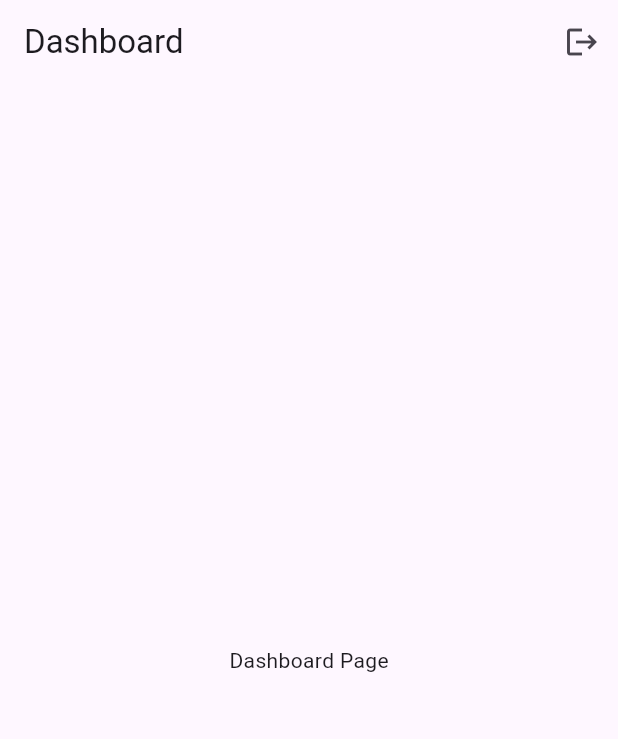
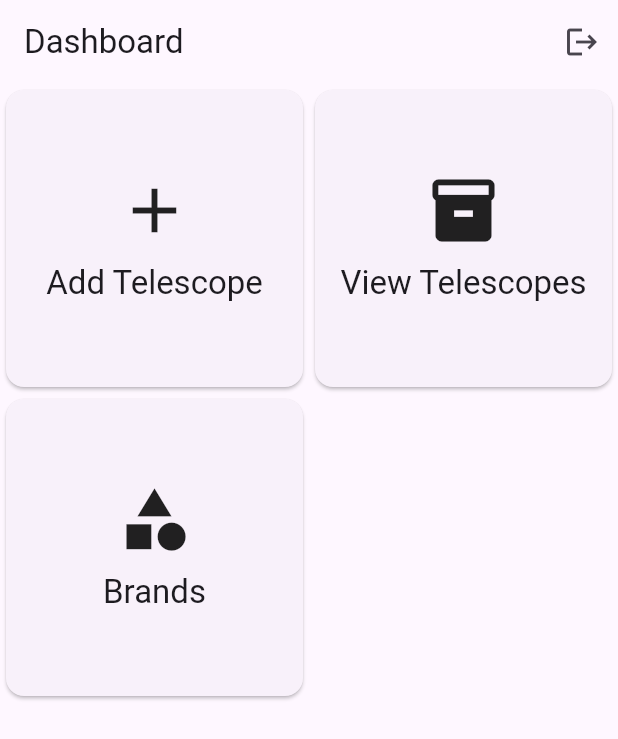
Before and after one commit to dev-logik/Telescope-Mart, a Flutter app: the DashboardPage screen opened by its route, on a phone screen of 412 x 824 dp. Shown: the top 739 px of the screen. Run offline on Flutter 3.47's test engine with Material 3 defaults, Android fonts, the phone set to English and light mode, and no system bars; our stand-ins replace cloud_firestore, firebase_auth, firebase_core, flutter_easyloading, go_router; accounts and stored records are empty.

Commit message:
feature: Added the add telescope brand feature

```diff
--- a/lib/auth/auth_service.dart
+++ b/lib/auth/auth_service.dart
@@ -1,4 +1,5 @@
 import 'package:firebase_auth/firebase_auth.dart';
+import 'package:telescope_mart/db/db_helper.dart';
 
 class AuthService {
   static final FirebaseAuth _auth = FirebaseAuth.instance;
@@ -10,10 +11,10 @@ class AuthService {
       email: email,
       password: password,
     );
-    return credential.user != null;
+    return DbHelper.isAdmin(credential.user!.uid);
   }
 
-  static Future<void> logout() async{
+  static Future<void> logout() async {
     await _auth.signOut();
   }
 }
--- /dev/null
+++ b/lib/customwidgets/dashboard_item_view.dart
@@ -0,0 +1,31 @@
+import 'package:flutter/material.dart';
+import 'package:telescope_mart/models/dashboard_model.dart';
+
+class DashboardItemView extends StatelessWidget {
+  final DashboardModel model;
+  final ValueSetter<String> onPress;
+  const DashboardItemView({
+    super.key,
+    required this.model,
+    required this.onPress,
+  });
+
+  @override
+  Widget build(BuildContext context) {
+    return InkWell(
+      onTap: () => onPress(model.routeName),
+      child: Card(
+        child: Center(
+          child: Column(
+            mainAxisAlignment: .center,
+            children: [
+              Icon(model.icon, size: 50),
+              const SizedBox(height: 10),
+              Text(model.title, style: Theme.of(context).textTheme.titleLarge),
+            ],
+          ),
+        ),
+      ),
+    );
+  }
+}
--- /dev/null
+++ b/lib/db/db_helper.dart
@@ -0,0 +1,21 @@
+import 'package:cloud_firestore/cloud_firestore.dart';
+import 'package:telescope_mart/models/brand.dart';
+
+class DbHelper {
+  static final FirebaseFirestore _db = FirebaseFirestore.instance;
+  static const String collectionAdmin = 'Admins';
+
+  static Future<bool> isAdmin(String uid) async {
+    final snapshot = await _db.collection(collectionAdmin).doc(uid).get();
+    return snapshot.exists;
+  }
+
+  static Future<void> addBrand(Brand brand) {
+    final doc = _db.collection(collectionBrand).doc();
+    brand.id = doc.id;
+    return doc.set(brand.toMap());
+  }
+
+  static Stream<QuerySnapshot<Map<String, dynamic>>> getAllBrands() =>
+      _db.collection(collectionBrand).snapshots();
+}
--- a/lib/main.dart
+++ b/lib/main.dart
@@ -4,15 +4,27 @@ import 'package:firebase_core/firebase_core.dart';
 import 'package:flutter/material.dart';
 import 'package:flutter_easyloading/flutter_easyloading.dart';
 import 'package:go_router/go_router.dart';
+import 'package:provider/provider.dart';
 import 'package:telescope_mart/auth/auth_service.dart';
 import 'package:telescope_mart/firebase_options.dart';
+import 'package:telescope_mart/pages/add_telescope_page.dart';
+import 'package:telescope_mart/pages/brand_page.dart';
 import 'package:telescope_mart/pages/dashboard_page.dart';
 import 'package:telescope_mart/pages/login_page.dart';
+import 'package:telescope_mart/pages/view_telescope_page.dart';
+import 'package:telescope_mart/providers/telescope_provider.dart';
 
 void main() async {
   WidgetsFlutterBinding.ensureInitialized();
   await Firebase.initializeApp(options: DefaultFirebaseOptions.currentPlatform);
-  runApp(MyApp());
+  runApp(
+    MultiProvider(
+      providers: [
+        ChangeNotifierProvider(create: (context) => TelescopeProvider()),
+      ],
+      child: MyApp(),
+    ),
+  );
 }
 
 class MyApp extends StatelessWidget {
@@ -37,6 +49,23 @@ class MyApp extends StatelessWidget {
         path: DashboardPage.routeName,
         name: DashboardPage.routeName,
         builder: (context, state) => const DashboardPage(),
+        routes: [
+          GoRoute(
+            path: ViewTelescopePage.routeName,
+            name: ViewTelescopePage.routeName,
+            builder: (context, state) => ViewTelescopePage(),
+          ),
+          GoRoute(
+            path: AddTelescopePage.routeName,
+            name: AddTelescopePage.routeName,
+            builder: (context, state) => AddTelescopePage(),
+          ),
+          GoRoute(
+            path: BrandPage.routeName,
+            name: BrandPage.routeName,
+            builder: (context, state) => BrandPage(),
+          ),
+        ],
       ),
       GoRoute(
         path: LoginPage.routeName,
--- /dev/null
+++ b/lib/models/brand.dart
@@ -0,0 +1,18 @@
+import 'package:flutter/foundation.dart';
+
+const String collectionBrand = "Brands";
+const String brandFieldId = "id";
+const String brandFieldName = "name";
+
+class Brand {
+  String? id;
+  String name;
+  Brand({this.id, required this.name});
+
+  Map<String, dynamic> toMap() {
+    return <String, dynamic>{brandFieldId: id, brandFieldName: name};
+  }
+
+  factory Brand.fromMap(Map<String, dynamic> json) =>
+      Brand(name: json[brandFieldName], id: json[brandFieldId]);
+}
--- /dev/null
+++ b/lib/models/dashboard_model.dart
@@ -0,0 +1,34 @@
+import 'package:flutter/material.dart';
+import 'package:telescope_mart/pages/add_telescope_page.dart';
+import 'package:telescope_mart/pages/brand_page.dart';
+import 'package:telescope_mart/pages/view_telescope_page.dart';
+
+class DashboardModel {
+  final String routeName;
+  final IconData icon;
+  final String title;
+
+  DashboardModel({
+    required this.routeName,
+    required this.icon,
+    required this.title,
+  });
+}
+
+List<DashboardModel> dashboardModels = [
+  DashboardModel(
+    title: "Add Telescope",
+    icon: Icons.add,
+    routeName: AddTelescopePage.routeName,
+  ),
+  DashboardModel(
+    title: "View Telescopes",
+    icon: Icons.inventory,
+    routeName: ViewTelescopePage.routeName,
+  ),
+  DashboardModel(
+    title: "Brands",
+    icon: Icons.category,
+    routeName: BrandPage.routeName,
+  ),
+];
--- a/lib/pages/dashboard_page.dart
+++ b/lib/pages/dashboard_page.dart
@@ -1,7 +1,11 @@
 import 'package:flutter/material.dart';
 import 'package:go_router/go_router.dart';
+import 'package:provider/provider.dart';
 import 'package:telescope_mart/auth/auth_service.dart';
+import 'package:telescope_mart/customwidgets/dashboard_item_view.dart';
+import 'package:telescope_mart/models/dashboard_model.dart';
 import 'package:telescope_mart/pages/login_page.dart';
+import 'package:telescope_mart/providers/telescope_provider.dart';
 
 class DashboardPage extends StatefulWidget {
   static const String routeName = '/';
@@ -13,13 +17,33 @@ class DashboardPage extends StatefulWidget {
 
 class _DashboardPageState extends State<DashboardPage> {
   @override
+  void didChangeDependencies() {
+    Provider.of<TelescopeProvider>(context, listen: false).getAllBrand();
+    super.didChangeDependencies();
+  }
+
+  @override
   Widget build(BuildContext context) {
     return Scaffold(
       appBar: AppBar(
         title: Text("Dashboard"),
         actions: [IconButton(onPressed: _onLogOut, icon: Icon(Icons.logout))],
       ),
-      body: Center(child: Text("Dashboard Page")),
+      body: GridView.builder(
+        gridDelegate: SliverGridDelegateWithFixedCrossAxisCount(
+          crossAxisCount: 2,
+        ),
+        itemCount: dashboardModels.length,
+        itemBuilder: (context, index) {
+          final model = dashboardModels[index];
+          return DashboardItemView(
+            model: model,
+            onPress: (value) {
+              context.goNamed(model.routeName);
+            },
+          );
+        },
+      ),
     );
   }
 
--- a/lib/pages/login_page.dart
+++ b/lib/pages/login_page.dart
@@ -94,6 +94,11 @@ class _LoginPageState extends State<LoginPage> {
         EasyLoading.dismiss();
         if (context.mounted && isLoggedIn) {
           context.goNamed(DashboardPage.routeName);
+        } else {
+          AuthService.logout;
+          setState(() {
+            _errorMessage = "This is not an admin account.";
+          });
         }
       } on FirebaseAuthException catch (error) {
         EasyLoading.dismiss();
--- /dev/null
+++ b/lib/providers/telescope_provider.dart
@@ -0,0 +1,21 @@
+import 'package:flutter/material.dart';
+import 'package:telescope_mart/db/db_helper.dart';
+import 'package:telescope_mart/models/brand.dart';
+
+class TelescopeProvider with ChangeNotifier {
+  List<Brand> brandList = [];
+  Future<void> addBrand(String name) async {
+    final brand = Brand(name: name);
+    return DbHelper.addBrand(brand);
+  }
+
+  getAllBrand() {
+    DbHelper.getAllBrands().listen((snapshot) {
+      brandList = List.generate(
+        snapshot.docs.length,
+        (index) => Brand.fromMap(snapshot.docs[index].data()),
+      );
+      notifyListeners();
+    });
+  }
+}
--- a/pubspec.yaml
+++ b/pubspec.yaml
@@ -2,7 +2,7 @@ name: telescope_mart
 description: "A new Flutter project."
 # The following line prevents the package from being accidentally published to
 # pub.dev using `flutter pub publish`. This is preferred for private packages.
-publish_to: 'none' # Remove this line if you wish to publish to pub.dev
+publish_to: "none" # Remove this line if you wish to publish to pub.dev
 
 # The following defines the version and build number for your application.
 # A version number is three numbers separated by dots, like 1.2.43
@@ -37,6 +37,7 @@ dependencies:
   firebase_core:
   firebase_auth:
   firebase_storage:
+  cloud_firestore:
   firebase_messaging:
   cloud_functions:
   provider:
@@ -46,7 +47,6 @@ dependencies:
   cached_network_image:
   connectivity_plus:
   flutter_easyloading:
-
 
 dev_dependencies:
   flutter_test:
@@ -64,7 +64,6 @@ dev_dependencies:
 
 # The following section is specific to Flutter packages.
 flutter:
-
   # The following line ensures that the Material Icons font is
   # included with your application, so that you can use the icons in
   # the material Icons class.
```
Also changed, not shown: lib/pages/add_telescope_page.dart (added, +17 -0 lines), lib/pages/brand_page.dart (added, +49 -0 lines), lib/pages/view_telescope_page.dart (added, +16 -0 lines), lib/utils/widget_functions.dart (added, +43 -0 lines), pubspec.lock.
